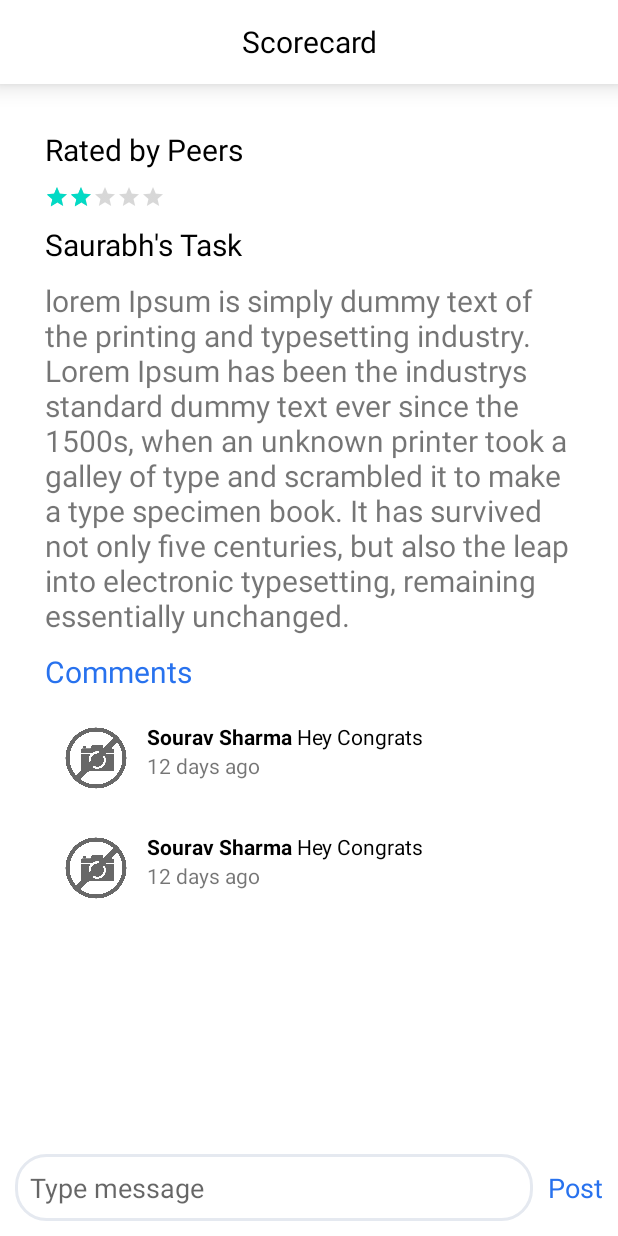
After one commit to rawlin/Drunk-Cards, an Android app: the layout fragment_turn_end.xml on its own in the app's theme, with its tools: preview values and no code run, on a phone screen of 412 x 824 dp. The commit adds this screen. Run offline under Robolectric (Android 15) with nearby library versions, the phone set to English and light mode, and no system bars.

Commit message:
added round end screen

```diff
--- /dev/null
+++ b/app/src/main/java/com/example/drunkcards/TurnEndFragment.kt
@@ -0,0 +1,34 @@
+package com.example.drunkcards
+
+import android.annotation.SuppressLint
+import android.os.Bundle
+import android.view.View
+import androidx.fragment.app.Fragment
+import com.example.drunkcards.adapters.CommentsAdapter
+import com.example.drunkcards.databinding.FragmentTurnEndBinding
+import com.example.drunkcards.mockData.MockData
+
+@SuppressLint("SetTextI18n")
+class TurnEndFragment :Fragment(R.layout.fragment_turn_end) {
+    private lateinit var binding: FragmentTurnEndBinding
+    private lateinit var rvAdapter:CommentsAdapter
+
+    override fun onViewCreated(view: View, savedInstanceState: Bundle?) {
+        super.onViewCreated(view, savedInstanceState)
+
+        binding= FragmentTurnEndBinding.bind(view)
+        rvAdapter= CommentsAdapter()
+
+        setDataToView()
+    }
+
+    private fun setDataToView() {
+        binding.rvComments.adapter=rvAdapter
+        rvAdapter.addDataToAdapter(MockData.getComments())
+        val reportCard=MockData.getReportCardAfterATurn()
+        binding.toolbarTitle.text=reportCard.taskDoneBy+" 's Scorecard"
+        binding.ratingBar.rating=reportCard.ratingGive
+        binding.tvUserName.text=reportCard.taskDoneBy+" 's Task"
+        binding.tvTaskDescription.text=reportCard.taskDescription
+    }
+}
--- /dev/null
+++ b/app/src/main/java/com/example/drunkcards/adapters/CommentsAdapter.kt
@@ -0,0 +1,42 @@
+package com.example.drunkcards.adapters
+
+import android.text.Html
+import android.view.LayoutInflater
+import android.view.ViewGroup
+import androidx.recyclerview.widget.RecyclerView
+import com.example.drunkcards.databinding.RvItemCommentBinding
+import com.example.drunkcards.models.TaskComment
+
+
+class CommentsAdapter :RecyclerView.Adapter<CommentsAdapter.CommentsViewHolder>() {
+    private var taskComments= mutableListOf<TaskComment>()
+
+    fun addDataToAdapter(commentsList :List<TaskComment>){
+        taskComments.addAll(commentsList)
+        notifyDataSetChanged()
+    }
+
+    override fun onCreateViewHolder(
+        parent: ViewGroup,
+        viewType: Int
+    ): CommentsAdapter.CommentsViewHolder {
+        val layoutInflater= LayoutInflater.from(parent.context)
+        return CommentsViewHolder(RvItemCommentBinding.inflate(layoutInflater,parent,false))
+    }
+
+    override fun getItemCount(): Int {
+        return taskComments.size
+    }
+
+    override fun onBindViewHolder(holder: CommentsAdapter.CommentsViewHolder, position: Int) {
+        holder.bindData(taskComments[position])
+    }
+
+
+    inner class CommentsViewHolder(val binding:RvItemCommentBinding):RecyclerView.ViewHolder(binding.root){
+        fun bindData(comment:TaskComment){
+            binding.tvUserNameAndComment.text=Html.fromHtml("<br>"+comment.commentedBy+"</br> "+comment.commentText)
+            binding.tvPostDate.text=comment.commentedDate
+        }
+    }
+}
--- a/app/src/main/java/com/example/drunkcards/mockData/MockData.kt
+++ b/app/src/main/java/com/example/drunkcards/mockData/MockData.kt
@@ -2,6 +2,8 @@ package com.example.drunkcards.mockData
 
 import com.example.drunkcards.models.DareTask
 import com.example.drunkcards.models.Players
+import com.example.drunkcards.models.TaskComment
+import com.example.drunkcards.models.TaskReportCard
 
 class MockData{
     companion object{
@@ -21,5 +23,22 @@ class MockData{
                 DareTask("3","Visit Donald Trump","Go and consider yourself lucky to have a company of Mr Donald Trump",totalTime)
             )
         }
+
+        fun getComments():List<TaskComment>{
+            return listOf(
+                    TaskComment("t-1","Ajay","id-1","U did that really well, loved it","cid-1"),
+                    TaskComment("t-1","Ananya","id-2","Can you teach me that?","cid-3"),
+                    TaskComment("t-1","Aman","id-3","Bro you nailed it, just awesome","cid-2")
+            )
+        }
+
+        fun getReportCardAfterATurn(): TaskReportCard {
+            return TaskReportCard(
+                    "t-1",
+                    "Ajay",
+                    3.5f,
+                    "Take an embarrassing selfie and post it as your profile picture."
+            )
+        }
     }
 }
--- /dev/null
+++ b/app/src/main/java/com/example/drunkcards/models/TaskComment.kt
@@ -0,0 +1,10 @@
+package com.example.drunkcards.models
+
+data class TaskComment (
+        val taskId:String,
+        val commentedBy:String,
+        val commenterId:String,
+        val commentText:String,
+        val commentId:String,
+        val commentedDate:String="Today"
+)
--- /dev/null
+++ b/app/src/main/java/com/example/drunkcards/models/TaskReportCard.kt
@@ -0,0 +1,8 @@
+package com.example.drunkcards.models
+
+data class TaskReportCard (
+        val taskId:String,
+        val taskDoneBy:String,
+        val ratingGive:Float,
+        val taskDescription:String
+)
--- /dev/null
+++ b/app/src/main/res/drawable/rounded_et_bg.xml
@@ -0,0 +1,14 @@
+<?xml version="1.0" encoding="utf-8"?>
+<shape xmlns:android="http://schemas.android.com/apk/res/android"
+    android:shape="rectangle" android:padding="10dp">
+    <solid android:color="@color/white"/> <!-- this one is ths color of the Rounded Button -->
+    <stroke
+        android:color="@color/light_grey"
+        android:width="2dp"
+        />
+    <corners
+        android:bottomRightRadius="20dp"
+        android:bottomLeftRadius="20dp"
+        android:topLeftRadius="20dp"
+        android:topRightRadius="20dp"/>
+</shape>
--- /dev/null
+++ b/app/src/main/res/layout/fragment_turn_end.xml
@@ -0,0 +1,142 @@
+<?xml version="1.0" encoding="utf-8"?>
+<androidx.constraintlayout.widget.ConstraintLayout
+    xmlns:android="http://schemas.android.com/apk/res/android"
+    android:layout_width="match_parent"
+    android:layout_height="match_parent"
+    xmlns:app="http://schemas.android.com/apk/res-auto"
+    xmlns:tools="http://schemas.android.com/tools">
+
+    <androidx.appcompat.widget.Toolbar
+        android:id="@+id/toolbar"
+        android:layout_width="match_parent"
+        android:layout_height="?actionBarSize"
+        android:background="@color/white"
+        android:elevation="10dp"
+        app:contentInsetStart="0dp"
+        app:layout_constraintLeft_toLeftOf="parent"
+        app:layout_constraintTop_toTopOf="parent">
+
+        <TextView
+            android:id="@+id/toolbar_title"
+            android:textColor="@color/black"
+            android:layout_width="match_parent"
+            android:layout_height="wrap_content"
+            android:gravity="center"
+            android:text="Scorecard"
+            android:textSize="@dimen/large_text_size" />
+    </androidx.appcompat.widget.Toolbar>
+
+    <TextView
+        android:id="@+id/tv_dumb_1"
+        android:textSize="@dimen/large_text_size"
+        android:layout_marginTop="@dimen/extra_large_margin"
+        android:text="Rated by Peers"
+        android:textColor="@color/black"
+        android:layout_marginStart="@dimen/extra_large_margin"
+        app:layout_constraintLeft_toLeftOf="parent"
+        app:layout_constraintTop_toBottomOf="@id/toolbar"
+        android:layout_width="wrap_content"
+        android:layout_height="wrap_content"/>
+
+    <androidx.appcompat.widget.AppCompatRatingBar
+        android:numStars="5"
+        app:layout_constraintHorizontal_bias="0"
+        android:rating="2"
+        style="@style/Widget.AppCompat.RatingBar.Small"
+        android:layout_marginTop="@dimen/small_margin"
+        app:layout_constraintTop_toBottomOf="@id/tv_dumb_1"
+        app:layout_constraintEnd_toEndOf="parent"
+        app:layout_constraintStart_toStartOf="@id/tv_dumb_1"
+        android:layout_width="wrap_content"
+        android:layout_height="wrap_content"
+        android:id="@+id/rating_bar"/>
+
+    <TextView
+        android:textColor="@color/black"
+        tools:text="Saurabh's Task"
+        android:textSize="@dimen/large_text_size"
+        app:layout_constraintStart_toStartOf="@id/rating_bar"
+        android:layout_marginTop="@dimen/small_margin"
+        app:layout_constraintTop_toBottomOf="@id/rating_bar"
+        android:id="@+id/tv_user_name"
+        android:layout_width="wrap_content"
+        android:layout_height="wrap_content"/>
+
+    <TextView
+        tools:text="@string/lorem_long"
+        android:textSize="@dimen/large_text_size"
+        app:layout_constraintStart_toStartOf="@id/rating_bar"
+        android:layout_marginTop="@dimen/small_margin"
+        app:layout_constraintTop_toBottomOf="@id/tv_user_name"
+        android:id="@+id/tv_task_description"
+        android:layout_width="0dp"
+        app:layout_constraintEnd_toEndOf="parent"
+        android:layout_marginRight="@dimen/extra_large_margin"
+        android:layout_height="wrap_content"/>
+
+    <TextView
+        android:layout_marginTop="@dimen/small_margin"
+        app:layout_constraintStart_toStartOf="@id/tv_task_description"
+        app:layout_constraintTop_toBottomOf="@id/tv_task_description"
+        android:id="@+id/tv_comments"
+        android:layout_width="wrap_content"
+        android:layout_height="wrap_content"
+        android:layout_gravity="start"
+        android:text="Comments"
+        android:textColor="@color/light_blue"
+        android:textSize="@dimen/large_text_size" />
+
+    <androidx.recyclerview.widget.RecyclerView
+        tools:itemCount="2"
+        android:id="@+id/rv_comments"
+        tools:listitem="@layout/rv_item_comment"
+        app:layoutManager="androidx.recyclerview.widget.LinearLayoutManager"
+        android:layout_marginTop="@dimen/small_margin"
+        app:layout_constraintStart_toStartOf="@id/tv_comments"
+        app:layout_constraintLeft_toLeftOf="parent"
+        app:layout_constraintTop_toBottomOf="@id/tv_comments"
+        android:layout_width="0dp"
+        app:layout_constraintVertical_bias="0"
+        app:layout_constraintBottom_toTopOf="@id/et_comment_wrapper"
+        app:layout_constraintEnd_toEndOf="@id/tv_task_description"
+        android:layout_height="wrap_content"/>
+
+    <LinearLayout
+        android:id="@+id/et_comment_wrapper"
+        android:layout_width="match_parent"
+        android:layout_height="wrap_content"
+        android:layout_marginTop="0dp"
+        android:orientation="vertical"
+        app:layout_constraintBottom_toBottomOf="parent">
+
+        <LinearLayout
+            android:layout_width="match_parent"
+            android:layout_height="wrap_content"
+            android:layout_marginTop="@dimen/very_small_margin">
+
+            <EditText
+                android:id="@+id/et_comment"
+                android:layout_width="0dp"
+                android:layout_height="wrap_content"
+                android:layout_marginStart="@dimen/small_margin"
+                android:layout_marginBottom="@dimen/small_margin"
+                android:layout_weight="1"
+                android:background="@drawable/rounded_et_bg"
+                android:hint="Type message"
+                android:padding="@dimen/small_margin"
+                android:textColor="@color/black" />
+
+            <TextView
+                android:id="@+id/post_btn"
+                android:layout_width="wrap_content"
+                android:layout_height="wrap_content"
+                android:layout_marginBottom="@dimen/small_margin"
+                android:padding="@dimen/small_margin"
+                android:text="Post"
+                android:textColor="@color/light_blue"
+                android:textSize="@dimen/small_text_size" />
+        </LinearLayout>
+
+    </LinearLayout>
+
+</androidx.constraintlayout.widget.ConstraintLayout>
--- /dev/null
+++ b/app/src/main/res/layout/rv_item_comment.xml
@@ -0,0 +1,43 @@
+<?xml version="1.0" encoding="utf-8"?>
+<androidx.constraintlayout.widget.ConstraintLayout xmlns:android="http://schemas.android.com/apk/res/android"
+    xmlns:tools="http://schemas.android.com/tools"
+    android:layout_width="match_parent"
+    android:layout_marginBottom="@dimen/very_small_margin"
+    android:paddingBottom="@dimen/small_margin"
+    android:layout_height="wrap_content"
+    xmlns:app="http://schemas.android.com/apk/res-auto">
+
+<!--    todo align the content vertically-->
+    <de.hdodenhof.circleimageview.CircleImageView
+        app:layout_constraintLeft_toLeftOf="parent"
+        android:layout_marginTop="@dimen/small_margin"
+        app:layout_constraintTop_toTopOf="parent"
+        android:id="@+id/iv_user_avatar"
+        android:layout_width="48dp"
+        app:layout_constraintBottom_toBottomOf="parent"
+        android:layout_height="48dp"
+        android:layout_marginStart="@dimen/small_margin"
+        android:src="@drawable/no_image" />
+
+    <TextView
+        android:ellipsize="end"
+        android:layout_marginEnd="@dimen/small_margin"
+        android:layout_marginStart="@dimen/small_margin"
+        app:layout_constraintEnd_toEndOf="parent"
+        app:layout_constraintTop_toTopOf="@id/iv_user_avatar"
+        app:layout_constraintStart_toEndOf="@id/iv_user_avatar"
+        android:id="@+id/tv_user_name_and_comment"
+        android:layout_width="0dp"
+        android:layout_height="wrap_content"
+        android:textColor="@color/black"
+        tools:text="@string/sample_comment" />
+
+    <TextView
+        app:layout_constraintStart_toStartOf="@id/tv_user_name_and_comment"
+        app:layout_constraintTop_toBottomOf="@id/tv_user_name_and_comment"
+        tools:text="12 days ago"
+        android:id="@+id/tv_post_date"
+        android:layout_width="wrap_content"
+        android:layout_height="wrap_content"/>
+
+</androidx.constraintlayout.widget.ConstraintLayout>
--- a/app/src/main/res/navigation/nav_graph.xml
+++ b/app/src/main/res/navigation/nav_graph.xml
@@ -3,7 +3,7 @@
     xmlns:app="http://schemas.android.com/apk/res-auto"
     xmlns:tools="http://schemas.android.com/tools"
     android:id="@+id/nav_graph"
-    app:startDestination="@id/cardStackFragment">
+    app:startDestination="@id/turnEndFragment">
 
     <fragment
         android:id="@+id/cardStackFragment"
@@ -15,4 +15,9 @@
         android:id="@+id/gameRoomFragment"
         android:name="com.example.drunkcards.GameRoomFragment"
         android:label="GameRoomFragment" />
+    <fragment
+        tools:layout="@layout/fragment_turn_end"
+        android:id="@+id/turnEndFragment"
+        android:name="com.example.drunkcards.TurnEndFragment"
+        android:label="TurnEndFragment" />
 </navigation>
--- a/app/src/main/res/values/strings.xml
+++ b/app/src/main/res/values/strings.xml
@@ -5,4 +5,6 @@
 
     <string name="lorem_long">lorem Ipsum is simply dummy text of the printing and typesetting industry. Lorem Ipsum has been the industrys standard dummy text ever since the 1500s, when an unknown printer took a galley of type and scrambled it to make a type specimen book. It has survived not only five centuries, but also the leap into electronic typesetting, remaining essentially unchanged. </string>
     <string name="lorem_short">lorem Ipsum is simply dummy</string>
+
+    <string name="sample_comment"><b>Sourav Sharma</b> Hey Congrats</string>
 </resources>
```
Also changed, not shown: app/src/main/res/drawable-v24/no_image.png (added), 1 other file.
